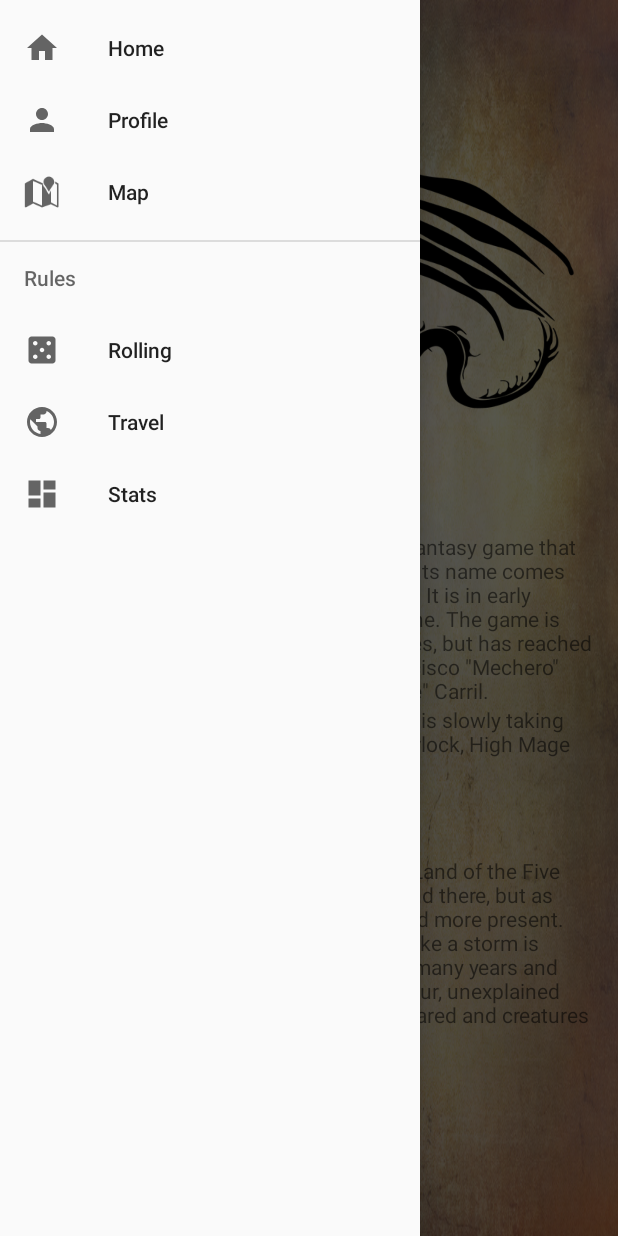
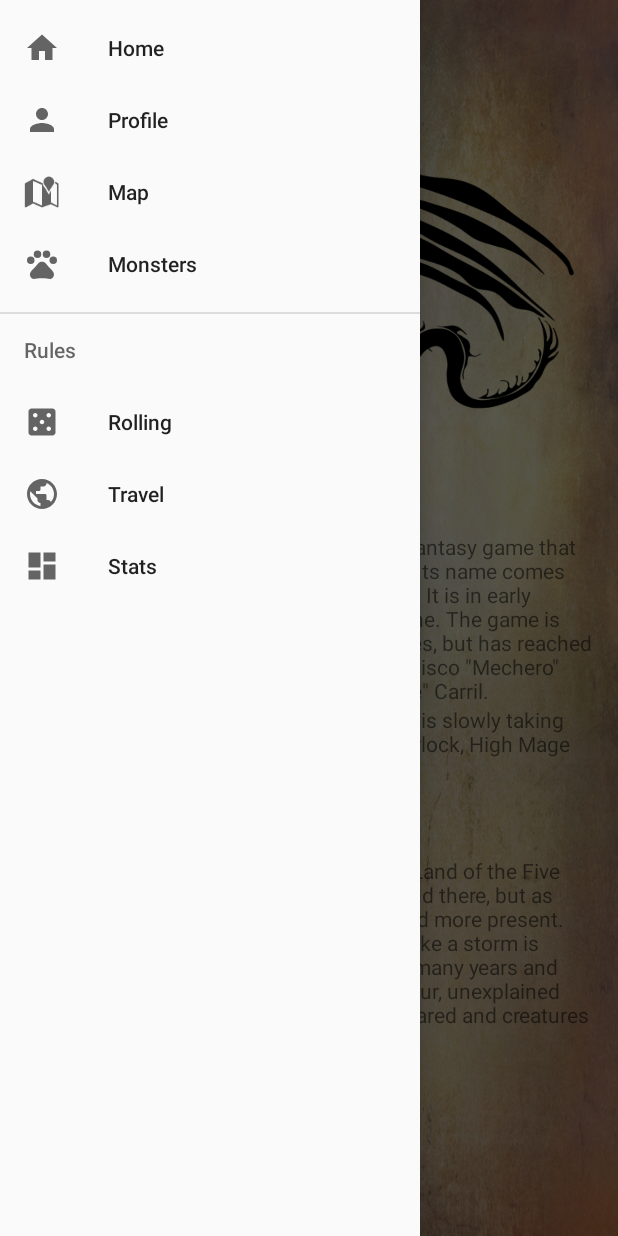
Before and after one commit to FcoAlvarez91/App_Movil_LOT5, an Android app: the screen it shows after launch (MainActivity), with the side drawer open, on a phone screen of 412 x 824 dp. Run offline under Robolectric (Android 15) with nearby library versions, the phone set to English and light mode, and no system bars; our stand-ins replace Room's generated code.

Commit message:
Monsters ready to rumble.

```diff
--- a/app/src/main/java/montero/app_movil_lot5/MainActivity.java
+++ b/app/src/main/java/montero/app_movil_lot5/MainActivity.java
@@ -4,6 +4,7 @@ import android.arch.persistence.room.Room;
 import android.content.Context;
 import android.content.SharedPreferences;
 import android.os.Bundle;
+import android.support.annotation.NonNull;
 import android.support.design.widget.NavigationView;
 import android.support.v4.app.FragmentTransaction;
 import android.support.v4.view.GravityCompat;
@@ -20,13 +21,18 @@ import android.widget.Toast;
 import com.google.gson.Gson;
 
 import java.util.ArrayList;
+import java.util.Collection;
+import java.util.Iterator;
 import java.util.List;
+import java.util.ListIterator;
 
 import montero.app_movil_lot5.Models.Character;
 import montero.app_movil_lot5.Models.Lot5Database;
+import montero.app_movil_lot5.Models.Monster;
 import montero.app_movil_lot5.Models.Profile;
 import montero.app_movil_lot5.fragments.HomeFragment;
 import montero.app_movil_lot5.fragments.LogInFragment;
+import montero.app_movil_lot5.fragments.MonsterFragment;
 import montero.app_movil_lot5.fragments.NewCharacterFragment;
 import montero.app_movil_lot5.fragments.ProfileFragment;
 import montero.app_movil_lot5.fragments.RollingRulesFragment;
@@ -46,6 +52,26 @@ public class MainActivity extends AppCompatActivity {
         setContentView(R.layout.activity_main);
         lot5Database = Room.databaseBuilder(getApplicationContext(), Lot5Database.class, DATABASE_NAME).build();
         checkSave();
+
+        new Thread(new Runnable() {
+            @Override
+            public void run() {
+                Monster goblin = new Monster();
+                goblin.setName("Goblin");
+                goblin.setFamily("Humanoid");
+                goblin.setLvl(1);
+                goblin.setAbility("Take the Disengage Action as a Free.");
+                Monster flame = new Monster();
+                flame.setName("Flame");
+                flame.setFamily("Elemental");
+                flame.setLvl(3);
+                flame.setAbility("Burn enemies on contact.");
+                List<Monster> monsters = new ArrayList<>();
+                monsters.add(goblin);
+                monsters.add(flame);
+                lot5Database.daoMonster().insertMultipleMonsters(monsters);
+            }
+        }) .start();
 
         Toolbar toolbar = findViewById(R.id.toolbar);
         setSupportActionBar(toolbar);
@@ -95,6 +121,12 @@ public class MainActivity extends AppCompatActivity {
                             case R.id.nav_map:
                                 mDrawerLayout.closeDrawers();
 
+                                return true;
+
+                            case R.id.nav_monsters:
+                                mDrawerLayout.closeDrawers();
+                                ft.replace(R.id.content_frame,new MonsterFragment()).addToBackStack("MainActivity");
+                                ft.commit();
                                 return true;
 
                             case R.id.nav_profile:
--- a/app/src/main/java/montero/app_movil_lot5/Models/Dao/DaoItem.java
+++ /dev/null
@@ -1,30 +0,0 @@
-package montero.app_movil_lot5.Models.Dao;
-
-import android.arch.persistence.room.Dao;
-import android.arch.persistence.room.Delete;
-import android.arch.persistence.room.Insert;
-import android.arch.persistence.room.Query;
-import android.arch.persistence.room.Update;
-
-import java.util.List;
-
-import montero.app_movil_lot5.Models.Item;
-
-@Dao
-public interface DaoItem {
-
-    @Insert
-    void insertOnlySingleItem(Item Items);
-    @Insert
-    void insertMultipleItems(List<Item> formList);
-    @Query("SELECT * FROM Item WHERE id = :id")
-    Item fetchOneItembyItemId(int id);
-    @Update
-    void updateItem(Item movies);
-    @Delete
-    void deleteItem(Item movies);
-    @Query("DELETE FROM Item")
-    void nukeItems();
-    @Query("SELECT * FROM Item")
-    List<Item> fetchAllItems();
-}
--- a/app/src/main/java/montero/app_movil_lot5/Models/Lot5Database.java
+++ b/app/src/main/java/montero/app_movil_lot5/Models/Lot5Database.java
@@ -5,13 +5,13 @@ import android.arch.persistence.room.RoomDatabase;
 
 import montero.app_movil_lot5.Models.Dao.DaoAbility;
 import montero.app_movil_lot5.Models.Dao.DaoCharacter;
-import montero.app_movil_lot5.Models.Dao.DaoItem;
+import montero.app_movil_lot5.Models.Dao.DaoMonster;
 import montero.app_movil_lot5.Models.Dao.DaoProfile;
 
-@Database(entities = {Profile.class, Character.class, Ability.class, Item.class}, version = 1, exportSchema = false)
+@Database(entities = {Profile.class, Character.class, Ability.class, Monster.class}, version = 1, exportSchema = false)
 public abstract class Lot5Database extends RoomDatabase {
     public abstract DaoProfile daoProfile();
     public abstract DaoCharacter daoCharacter();
     public abstract DaoAbility daoAbility();
-    public abstract DaoItem daoItem();
+    public abstract DaoMonster daoMonster();
 }
--- a/app/src/main/java/montero/app_movil_lot5/Models/Monster.java
+++ b/app/src/main/java/montero/app_movil_lot5/Models/Monster.java
@@ -9,7 +9,7 @@ public class Monster {
     @PrimaryKey(autoGenerate = true)
     private int id;
     private String name;
-    private String type_creature;
+    private String family;
     private int lvl;
     private String ability;
 
@@ -30,12 +30,12 @@ public class Monster {
         this.name = name;
     }
 
-    public String getType_creature() {
-        return type_creature;
+    public String getFamily() {
+        return family;
     }
 
-    public void setType_creature(String type_creature) {
-        this.type_creature = type_creature;
+    public void setFamily(String type_creature) {
+        this.family = type_creature;
     }
 
     public int getLvl() {
--- a/app/src/main/java/montero/app_movil_lot5/MonsterAdapter.java
+++ b/app/src/main/java/montero/app_movil_lot5/MonsterAdapter.java
@@ -37,8 +37,8 @@ public class MonsterAdapter extends ArrayAdapter<Monster> {
         TextView name = (TextView) listMonster.findViewById(R.id.monster_name);
         name.setText(currentForm.getName());
 
-        TextView type_creature = (TextView) listMonster.findViewById(R.id.monster_type_creature);
-        type_creature.setText(currentForm.getType_creature());
+        TextView family = (TextView) listMonster.findViewById(R.id.monster_family);
+        family.setText(currentForm.getFamily());
 
         String lvl = "" + currentForm.getLvl();
         TextView level = (TextView) listMonster.findViewById(R.id.monster_lvl);
--- a/app/src/main/java/montero/app_movil_lot5/fragments/HomeFragment.java
+++ b/app/src/main/java/montero/app_movil_lot5/fragments/HomeFragment.java
@@ -1,5 +1,4 @@
 package montero.app_movil_lot5.fragments;
-
 
 import android.os.Bundle;
 import android.support.v4.app.Fragment;
--- /dev/null
+++ b/app/src/main/res/drawable/ic_pets_black_24dp.xml
@@ -0,0 +1,21 @@
+<vector xmlns:android="http://schemas.android.com/apk/res/android"
+        android:width="24dp"
+        android:height="24dp"
+        android:viewportWidth="24.0"
+        android:viewportHeight="24.0">
+    <path
+        android:fillColor="#FF000000"
+        android:pathData="M4.5,9.5m-2.5,0a2.5,2.5 0,1 1,5 0a2.5,2.5 0,1 1,-5 0"/>
+    <path
+        android:fillColor="#FF000000"
+        android:pathData="M9,5.5m-2.5,0a2.5,2.5 0,1 1,5 0a2.5,2.5 0,1 1,-5 0"/>
+    <path
+        android:fillColor="#FF000000"
+        android:pathData="M15,5.5m-2.5,0a2.5,2.5 0,1 1,5 0a2.5,2.5 0,1 1,-5 0"/>
+    <path
+        android:fillColor="#FF000000"
+        android:pathData="M19.5,9.5m-2.5,0a2.5,2.5 0,1 1,5 0a2.5,2.5 0,1 1,-5 0"/>
+    <path
+        android:fillColor="#FF000000"
+        android:pathData="M17.34,14.86c-0.87,-1.02 -1.6,-1.89 -2.48,-2.91 -0.46,-0.54 -1.05,-1.08 -1.75,-1.32 -0.11,-0.04 -0.22,-0.07 -0.33,-0.09 -0.25,-0.04 -0.52,-0.04 -0.78,-0.04s-0.53,0 -0.79,0.05c-0.11,0.02 -0.22,0.05 -0.33,0.09 -0.7,0.24 -1.28,0.78 -1.75,1.32 -0.87,1.02 -1.6,1.89 -2.48,2.91 -1.31,1.31 -2.92,2.76 -2.62,4.79 0.29,1.02 1.02,2.03 2.33,2.32 0.73,0.15 3.06,-0.44 5.54,-0.44h0.18c2.48,0 4.81,0.58 5.54,0.44 1.31,-0.29 2.04,-1.31 2.33,-2.32 0.31,-2.04 -1.3,-3.49 -2.61,-4.8z"/>
+</vector>
--- a/app/src/main/res/menu/menu.xml
+++ b/app/src/main/res/menu/menu.xml
@@ -14,6 +14,10 @@
             android:id="@+id/nav_map"
             android:icon="@android:drawable/ic_dialog_map"
             android:title="Map" />
+        <item
+            android:id="@+id/nav_monsters"
+            android:icon="@drawable/ic_pets_black_24dp"
+            android:title="Monsters" />
         <item
             android:id="@+id/nav_rules"
             android:icon="@android:drawable/ic_dialog_info"
```
Also changed, not shown: app/src/main/java/montero/app_movil_lot5/Models/Item.java (deleted, +0 -76 lines), app/src/main/java/montero/app_movil_lot5/fragments/MonsterFragment.java (+44 -8 lines), app/src/main/res/layout/fragment_monster.xml (+22 -6 lines), app/src/main/res/layout/list_monster.xml (+15 -33 lines).
